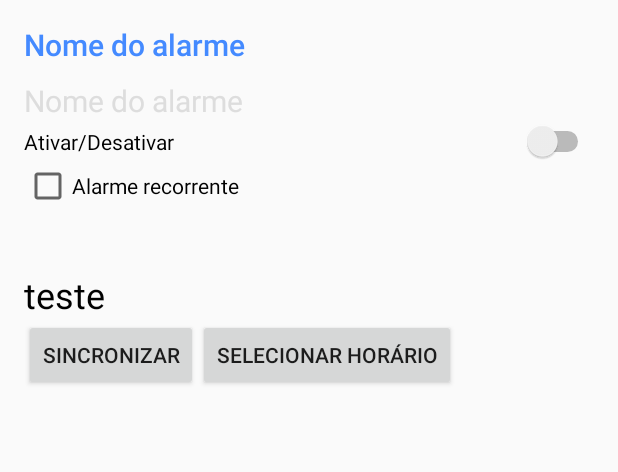
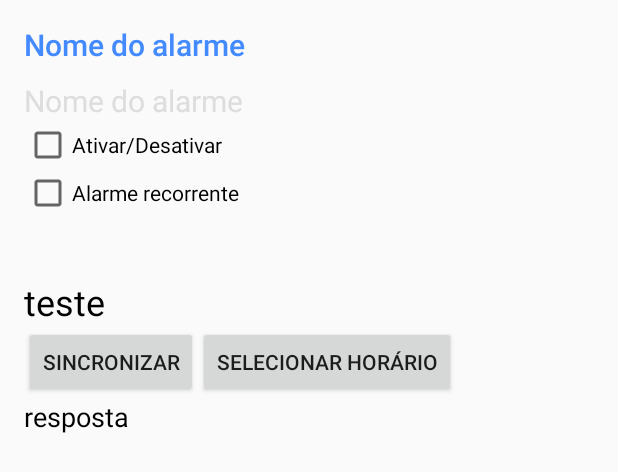
Before and after one commit to brutalzinn/AndroidSQLLITE-BLUETOOTH, an Android app: the layout note_dialog.xml on its own in the app's theme, with its tools: preview values and no code run, on a phone screen of 412 x 824 dp. Shown: the top 472 px of the screen. Run offline under Robolectric (Android 15) with nearby library versions, the phone set to English and light mode, and no system bars; network calls fail.

Commit message:
Bug corrigido
Bug skipp layout foi devidamente corrigido.
Adicionado duas funções novas para sincronização com o arduino.

```diff
--- a/app/src/main/java/info/androidhive/sqlite/database/DatabaseHelper.java
+++ b/app/src/main/java/info/androidhive/sqlite/database/DatabaseHelper.java
@@ -116,7 +116,10 @@ public class DatabaseHelper extends SQLiteOpenHelper {
                 note.setId(cursor.getInt(cursor.getColumnIndex(Note.COLUMN_ID)));
                 note.setNote(cursor.getString(cursor.getColumnIndex(Note.COLUMN_NOTE)));
                 note.setTimestamp(cursor.getString(cursor.getColumnIndex(Note.COLUMN_TIMESTAMP)));
-
+                note.setisEnabled(cursor.getInt(cursor.getColumnIndex(Note.COLUMN_ISENABLED)));
+                note.setResponse(cursor.getString(cursor.getColumnIndex(Note.COLUMN_RESPONSE)));
+                note.setTimer(cursor.getString(cursor.getColumnIndex(Note.COLUMN_TIMER)));
+                note.setType(cursor.getInt(cursor.getColumnIndex(Note.COLUMN_TYPE)));
                 notes.add(note);
             } while (cursor.moveToNext());
         }
--- a/app/src/main/java/info/androidhive/sqlite/database/model/Note.java
+++ b/app/src/main/java/info/androidhive/sqlite/database/model/Note.java
@@ -74,6 +74,8 @@ public String getTimer() {
     public void setTimer(String timer) {
         this.timer = timer;
     }
+
+
     public int getType() {
         return type;
     }
--- a/app/src/main/java/info/androidhive/sqlite/utils/TimePickerFragment.java
+++ /dev/null
@@ -1 +0,0 @@
-package info.androidhive.sqlite.utils;
--- a/app/src/main/res/layout/note_dialog.xml
+++ b/app/src/main/res/layout/note_dialog.xml
@@ -47,22 +47,17 @@
         android:textColorHint="@color/hint_enter_note"
         android:textSize="@dimen/input_new_note" />
 
+    <CheckBox
+        android:id="@+id/isenabled"
+        android:layout_width="match_parent"
+        android:layout_height="wrap_content"
+        android:text="Ativar/Desativar" />
+
     <LinearLayout
         android:id="@+id/new_status"
         android:layout_width="match_parent"
         android:layout_height="wrap_content"
-        android:orientation="horizontal">
-
-        <Switch
-            android:id="@+id/isenabled"
-            android:layout_width="wrap_content"
-            android:layout_height="wrap_content"
-            android:layout_weight="1"
-            android:checked="false"
-            android:text="Ativar/Desativar"
-            android:textOff="Desativar"
-            android:textOn="Ativar" />
-    </LinearLayout>
+        android:orientation="horizontal"/>
 
     <CheckBox
         android:id="@+id/check_alarm_recorring"
@@ -152,7 +147,7 @@
 
     <TextView
         android:id="@+id/time_text"
-        android:layout_width="fill_parent"
+        android:layout_width="match_parent"
         android:layout_height="wrap_content"
         android:text="teste"
         android:textColor="#000000"
@@ -177,4 +172,12 @@
             android:text="SELECIONAR HORÁRIO" />
     </LinearLayout>
 
+    <TextView
+        android:id="@+id/response_arduino"
+        android:layout_width="match_parent"
+        android:layout_height="wrap_content"
+        android:text="resposta"
+        android:textColor="#000000"
+        android:textSize="18sp" />
+
 </LinearLayout>
--- a/app/src/main/res/values/strings.xml
+++ b/app/src/main/res/values/strings.xml
@@ -9,8 +9,8 @@
     <string name="app_nome">Andruino Bluetooth</string>
 
     <string name="action_configuracoes">Configurações</string>
-    <string name="action_led">Led</string>
-    <string name="action_led_demo">Led demo</string>
+    <string name="action_led">Ler alarmes</string>
+    <string name="action_led_demo">SINCRONIZAR</string>
     <string name="action_sobre">Sobre</string>
     <string name="action_ajuda">Ajuda</string>
 
```
Also changed, not shown: app/src/main/java/info/androidhive/sqlite/bluetooth/AndruinoActivity.java (+28 -3 lines), app/src/main/java/info/androidhive/sqlite/view/NotesAdapter.java (+20 -1 lines), app/src/main/java/info/androidhive/sqlite/view/tabs/Tab1Fragment.java (+159 -60 lines).
